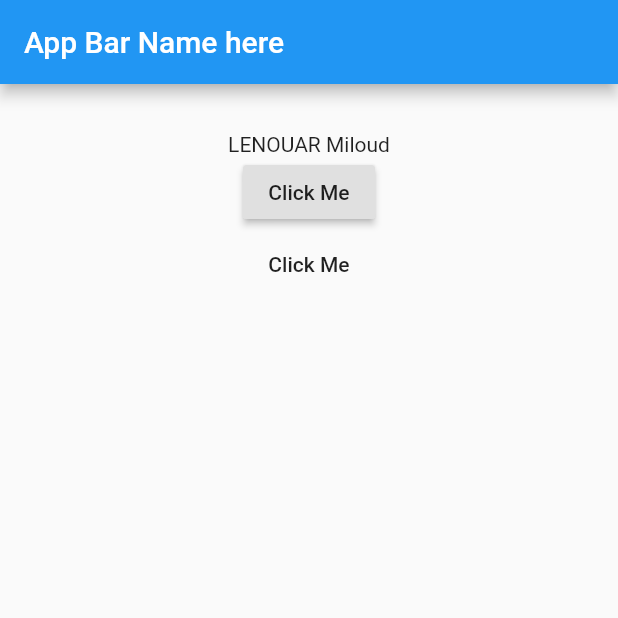
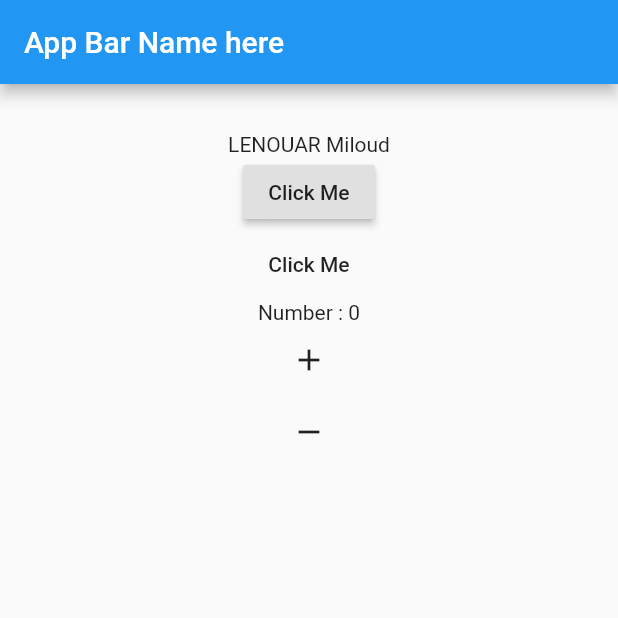
Before and after one commit to LenouarMiloud/FlutterTrainingBeginner, a Flutter app: the screen it shows after launch, on a phone screen of 412 x 824 dp, the top half of it. Run offline on Flutter 3.47's test engine with Material 2 defaults, Android fonts, the phone set to English and light mode, and no system bars.

Commit message:
add icon button and change the screenshoot

```diff
--- a/RaideButtonApp/raised_button_app/lib/main.dart
+++ b/RaideButtonApp/raised_button_app/lib/main.dart
@@ -14,10 +14,23 @@ class MyApp extends StatefulWidget{
 class _State extends State<MyApp>{
 
   String _value = "LENOUAR Miloud";
+  int _number = 0;
 
   void _onPressed(String value){
     setState(() {
       _value = new DateTime.now().toString();
+    });
+  }
+
+  void _add(){
+    setState(() {
+      _number++;
+    });
+  }
+
+  void _subtruct(){
+    setState(() {
+      _number--;
     });
   }
 
@@ -34,7 +47,10 @@ class _State extends State<MyApp>{
             children: <Widget>[
               new Text(_value),
               new RaisedButton(onPressed:()=> _onPressed("My Name is") ,child: new Text("Click Me")),
-              new FlatButton(onPressed:()=> _onPressed("My Name is") ,child: new Text("Click Me"))
+              new FlatButton(onPressed:()=> _onPressed("My Name is") ,child: new Text("Click Me")),
+              new Text("Number : ${_number}"),
+              new IconButton(onPressed: _add, icon: new Icon(Icons.add)),
+              new IconButton(onPressed: _subtruct, icon: new Icon(Icons.remove))
             ],
           ),
         ),
```
Also changed, not shown: 2 other files.
